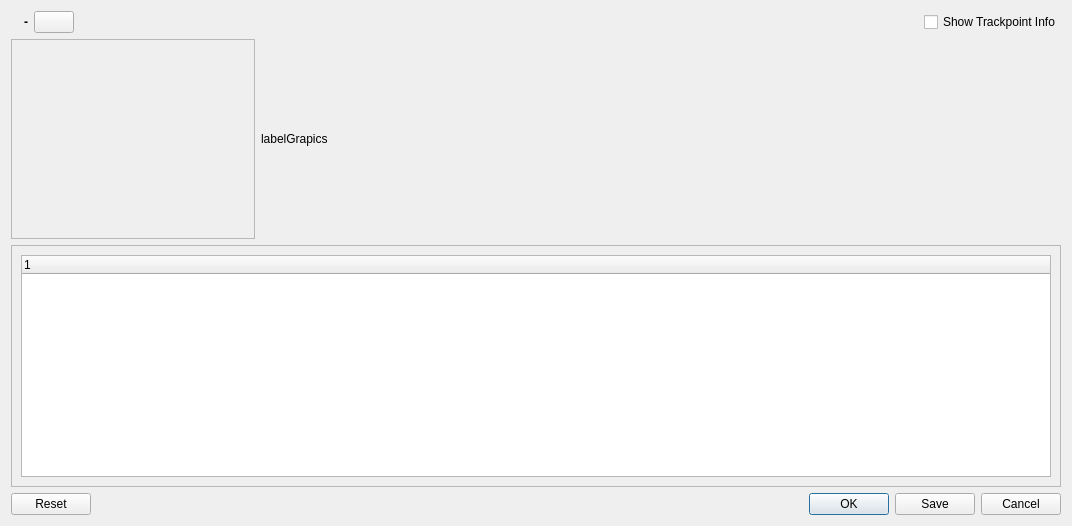
Before: the Qt Designer form src/qmapshack/gis/trk/IFitDataDialog.ui in kkarsten62/qmapshack, drawn with Qt 5.
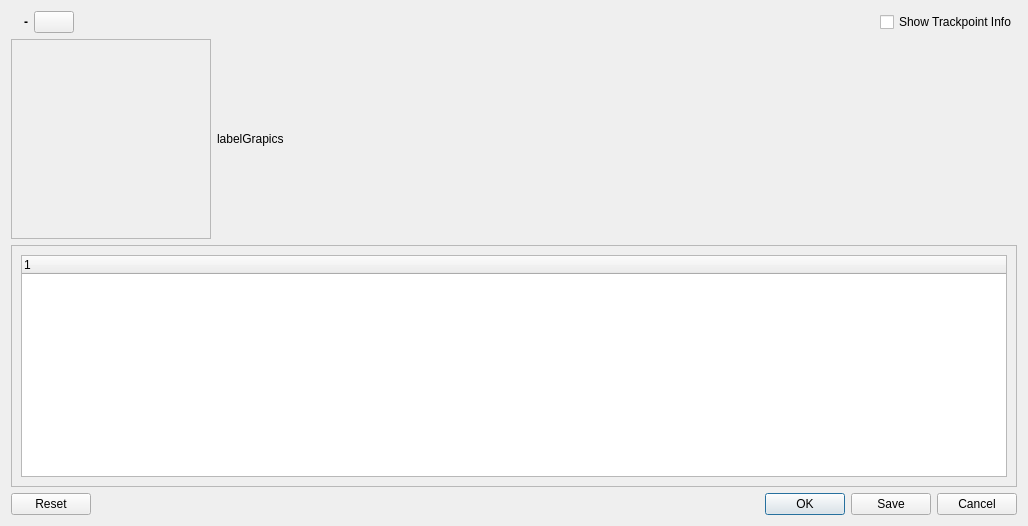
After: the same form once the commit is applied. Icons and pictures are not drawn.

Patch:
```diff
--- a/src/qmapshack/gis/trk/IFitDataDialog.ui
+++ b/src/qmapshack/gis/trk/IFitDataDialog.ui
@@ -6,7 +6,7 @@
    <rect>
     <x>0</x>
     <y>0</y>
-    <width>1072</width>
+    <width>1026</width>
     <height>526</height>
    </rect>
   </property>
```
Left out of the diff: 2 changed lines with no effect on the pictures.
